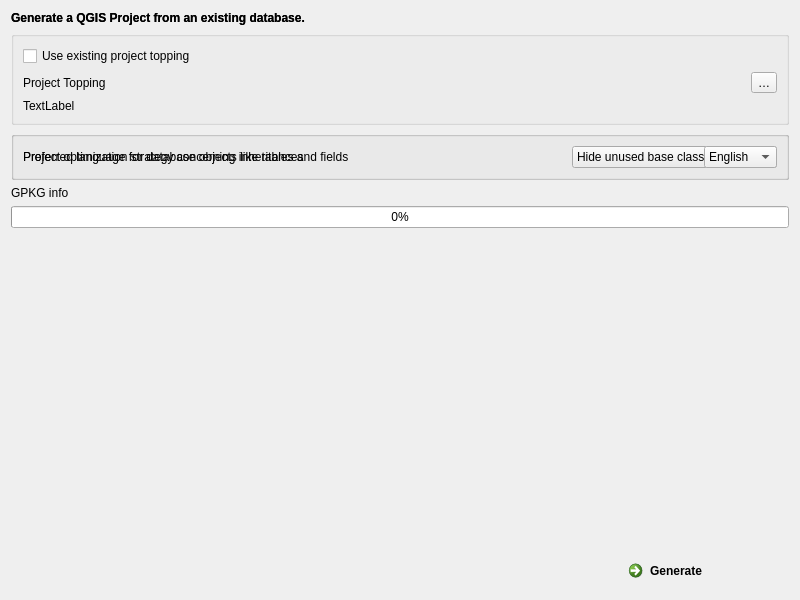
Old version of the form QgisModelBaker/ui/workflow_wizard/project_creation.ui in the repository opengisch/QgisModelBaker.
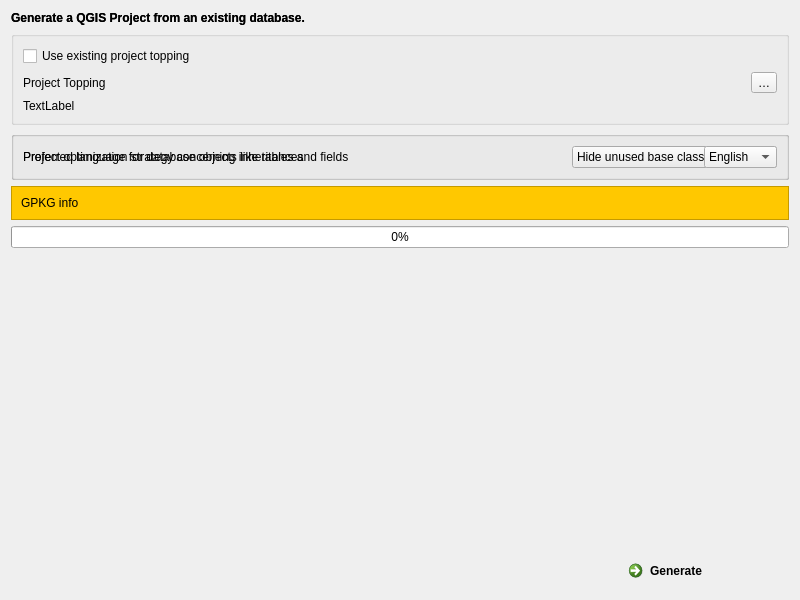
New version of the form. Custom widgets are drawn as their Qt base class.

Commit message: nice box in gui and text

Patch:
```diff
--- a/QgisModelBaker/ui/workflow_wizard/project_creation.ui
+++ b/QgisModelBaker/ui/workflow_wizard/project_creation.ui
@@ -288,11 +288,45 @@
      </property>
     </widget>
    </item>
-   <item row="3" column="0">
-    <widget class="QLabel" name="gpkg_multigeometry_info">
-     <property name="text">
-      <string>GPKG info</string>
+   <item row="6" column="1">
+    <spacer name="verticalSpacer">
+     <property name="orientation">
+      <enum>Qt::Vertical</enum>
      </property>
+     <property name="sizeHint" stdset="0">
+      <size>
+       <width>20</width>
+       <height>40</height>
+      </size>
+     </property>
+    </spacer>
+   </item>
+   <item row="3" column="0" colspan="2">
+    <widget class="QFrame" name="gpkg_multigeometry_frame">
+     <property name="styleSheet">
+      <string notr="true">background-color: rgb(255, 200, 0);</string>
+     </property>
+     <property name="frameShape">
+      <enum>QFrame::StyledPanel</enum>
+     </property>
+     <property name="frameShadow">
+      <enum>QFrame::Raised</enum>
+     </property>
+     <layout class="QGridLayout" name="gridLayout_4">
+      <item row="0" column="0">
+       <widget class="QLabel" name="gpkg_multigeometry_label">
+        <property name="styleSheet">
+         <string notr="true"/>
+        </property>
+        <property name="text">
+         <string>GPKG info</string>
+        </property>
+        <property name="wordWrap">
+         <bool>true</bool>
+        </property>
+       </widget>
+      </item>
+     </layout>
     </widget>
    </item>
   </layout>
```
Left out of the diff: 63 changed lines with no effect on the pictures. The commit also changes 1 other file.
